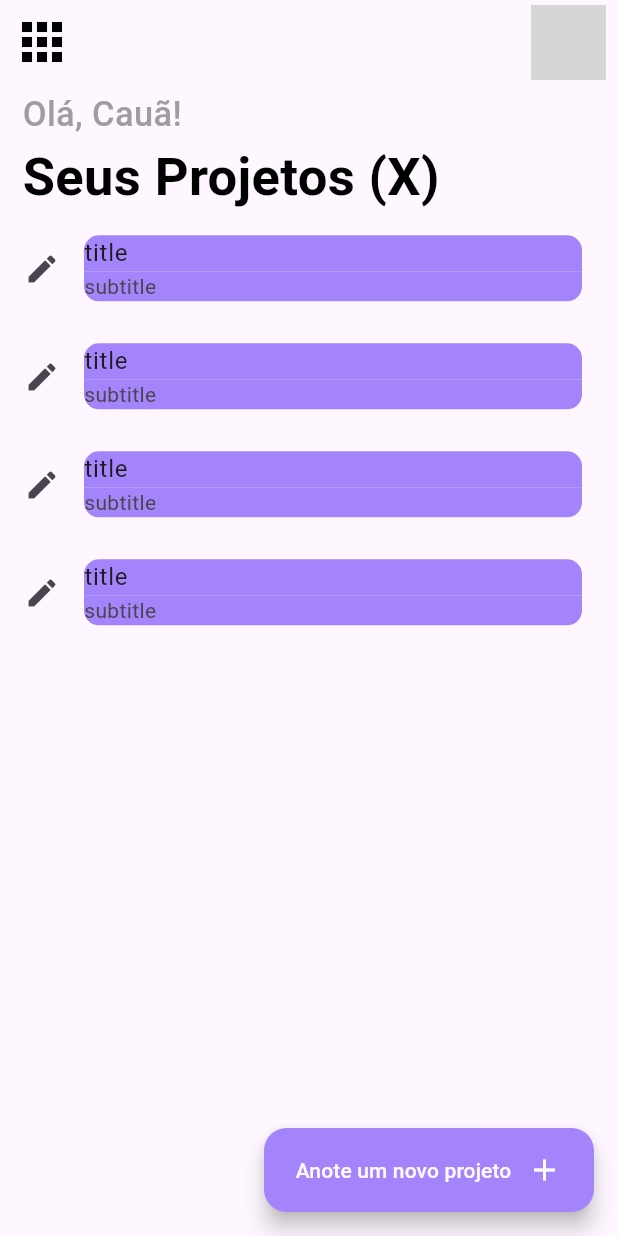
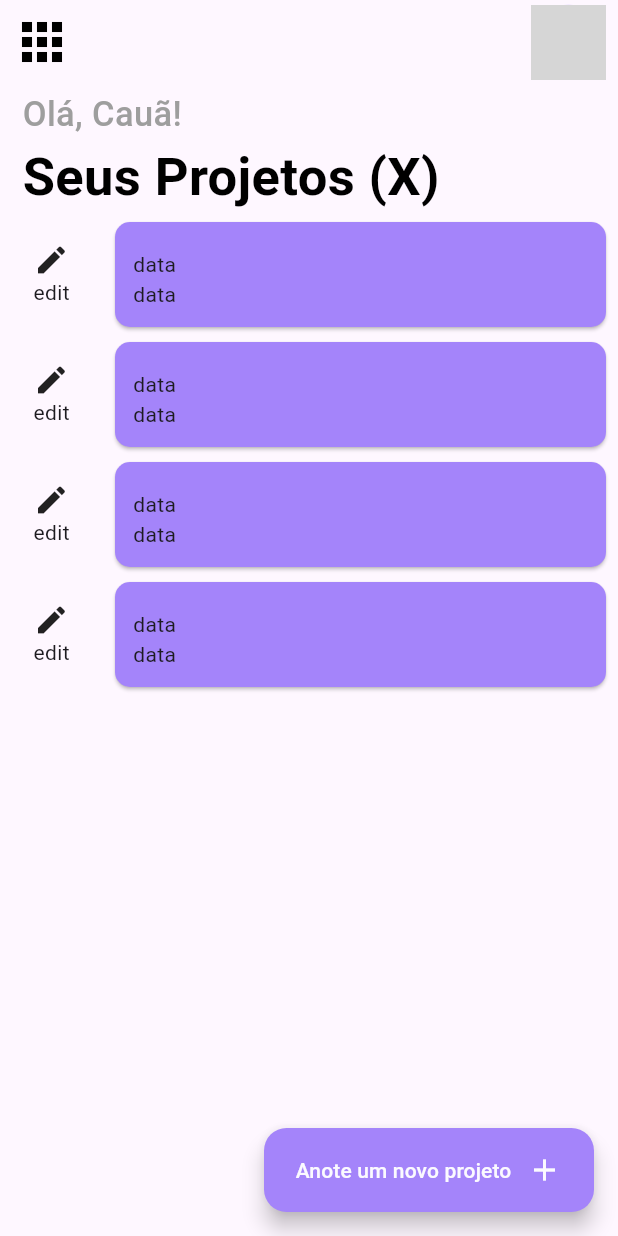
Before and after one commit to Cauatn/SqLite-task-Manager-App, a Flutter app: the screen it shows after launch, on a phone screen of 412 x 824 dp. Run offline on Flutter 3.47's test engine with Material 3 defaults, Android fonts, the phone set to English and light mode, and no system bars; drawn by our look-alikes of flutter_slidable; network calls fail; grey boxes are pictures that could not be loaded.

Commit message:
refacotor: refatorando codigo do ListView.builder

```diff
--- a/lib/main.dart
+++ b/lib/main.dart
@@ -45,14 +45,16 @@ class _MyHomePageState extends State<MyHomePage> {
           return ((index == 0)
               ? const UserMessage()
               : Slidable(
+                  key: const ValueKey(0),
                   endActionPane: ActionPane(
                     motion: const BehindMotion(),
                     children: [
                       SlidableAction(
                         onPressed: (context) {},
                         icon: Icons.delete,
+                        foregroundColor: Colors.red,
                         label: 'delete',
-                        backgroundColor: Colors.red,
+                        backgroundColor: Colors.white,
                       )
                     ],
                   ),
@@ -75,31 +77,43 @@ class Task extends StatefulWidget {
 class _TaskState extends State<Task> {
   @override
   Widget build(BuildContext context) {
-    return ListTile(
-      leading: const Icon(
-        Icons.edit,
-      ),
-      title: Container(
-        decoration: const BoxDecoration(
-            borderRadius: BorderRadius.only(
-              topLeft: Radius.circular(10),
-              topRight: Radius.circular(10),
-              bottomLeft: Radius.circular(0),
-              bottomRight: Radius.circular(0),
+    return SizedBox(
+      width: double.infinity,
+      height: 80,
+      child: Row(
+        children: [
+          const Expanded(
+            flex: 1,
+            child: Column(
+              mainAxisAlignment: MainAxisAlignment.center,
+              children: [
+                Icon(Icons.edit),
+                Text('edit'),
+              ],
             ),
-            color: Color.fromARGB(255, 164, 132, 250)),
-        child: Text('title'),
-      ),
-      subtitle: Container(
-        decoration: const BoxDecoration(
-            borderRadius: BorderRadius.only(
-              topLeft: Radius.circular(0),
-              topRight: Radius.circular(0),
-              bottomLeft: Radius.circular(10),
-              bottomRight: Radius.circular(10),
+          ),
+          Expanded(
+            flex: 5,
+            child: Card(
+              margin: const EdgeInsets.symmetric(horizontal: 8, vertical: 5),
+              shape: RoundedRectangleBorder(
+                borderRadius: BorderRadius.circular(10),
+              ),
+              color: const Color.fromARGB(255, 164, 132, 250),
+              child: const Padding(
+                padding: EdgeInsets.only(bottom: 12, left: 12),
+                child: Column(
+                  crossAxisAlignment: CrossAxisAlignment.start,
+                  mainAxisAlignment: MainAxisAlignment.end,
+                  children: [
+                    Text('data'),
+                    Text('data'),
+                  ],
+                ),
+              ),
             ),
-            color: Color.fromARGB(255, 164, 132, 250)),
-        child: Text('subtitle'),
+          ),
+        ],
       ),
     );
   }
```
